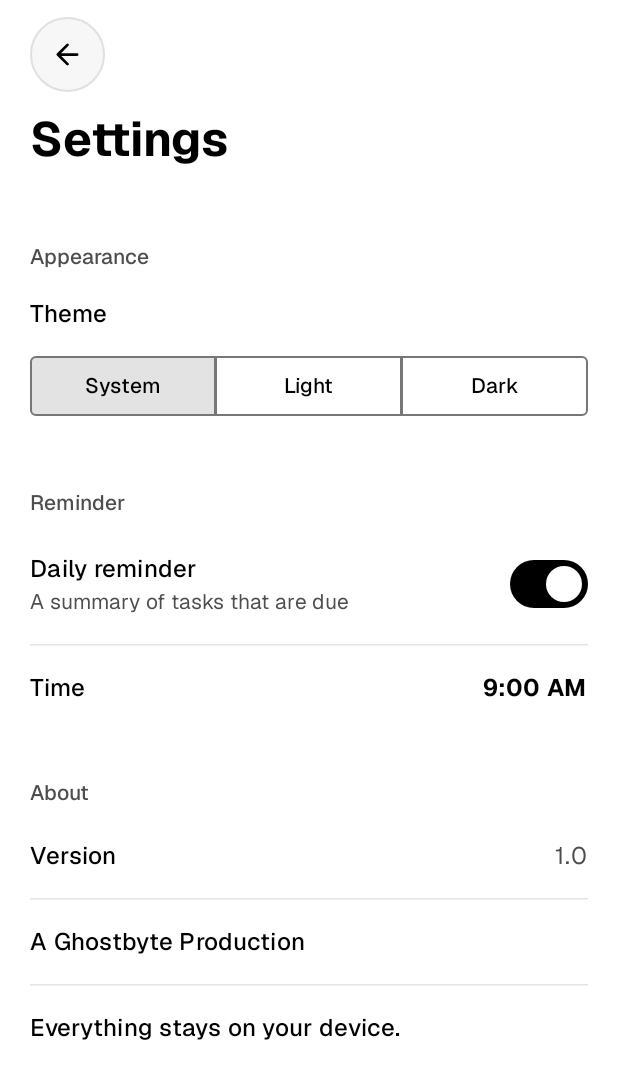
After one commit to daniebeler/now-and-again, an Android app built with Jetpack Compose: the SettingsScreen screen opened through its navigation route, on a phone screen of 412 x 824 dp. The commit adds this screen. Shown: the top 1079 px of the screen. Run offline under Robolectric (Android 15) with nearby library versions, the phone set to English and light mode, and no system bars; our stand-ins replace Room's generated code; libraries missing offline, so code that uses them is left out: androidx.glance, androidx.glance.appwidget, androidx.lifecycle.viewmodel; 2 statements that could not run were skipped.

Commit message:
Add settings screen

```diff
--- a/app/build.gradle.kts
+++ b/app/build.gradle.kts
@@ -33,6 +33,7 @@ android {
     }
     buildFeatures {
         compose = true
+        buildConfig = true
     }
 }
 
@@ -61,4 +62,6 @@ dependencies {
     implementation(libs.androidx.glance.material3)
 
     implementation(libs.androidx.work.runtime.ktx)
+
+    implementation(libs.androidx.navigation.compose)
 }
--- a/app/src/main/java/dev/ghostbyte/nowandagain/MainActivity.kt
+++ b/app/src/main/java/dev/ghostbyte/nowandagain/MainActivity.kt
@@ -9,26 +9,25 @@ import androidx.activity.enableEdgeToEdge
 import androidx.compose.foundation.isSystemInDarkTheme
 import androidx.compose.runtime.DisposableEffect
 import androidx.compose.runtime.getValue
-import androidx.compose.runtime.mutableStateOf
-import androidx.compose.runtime.remember
-import androidx.compose.runtime.setValue
-import dev.ghostbyte.nowandagain.ui.home.HomeScreen
+import androidx.lifecycle.compose.collectAsStateWithLifecycle
+import dev.ghostbyte.nowandagain.data.SettingsRepository
+import dev.ghostbyte.nowandagain.data.ThemeMode
+import dev.ghostbyte.nowandagain.ui.AppNavigation
 import dev.ghostbyte.nowandagain.ui.theme.NowAndAgainTheme
-import dev.ghostbyte.nowandagain.ui.theme.ThemePreference
 
 class MainActivity : ComponentActivity() {
     override fun onCreate(savedInstanceState: Bundle?) {
         super.onCreate(savedInstanceState)
-        val themePref = ThemePreference(
-            applicationContext
-        )
+        val repo = SettingsRepository.get(applicationContext)
 
         setContent {
-            var override by remember { mutableStateOf(themePref.load()) }
-            val dark = override ?: isSystemInDarkTheme()
+            val settings by repo.settings.collectAsStateWithLifecycle()
+            val dark = when (settings.themeMode) {
+                ThemeMode.System -> isSystemInDarkTheme()
+                ThemeMode.Light -> false
+                ThemeMode.Dark -> true
+            }
 
-            // Keeps status and navigation bar icons readable when the app theme
-            // differs from the system theme.
             DisposableEffect(dark) {
                 enableEdgeToEdge(
                     statusBarStyle = SystemBarStyle.auto(
@@ -41,15 +40,7 @@ class MainActivity : ComponentActivity() {
                 onDispose {}
             }
 
-            NowAndAgainTheme(darkTheme = dark) {
-                HomeScreen(
-                    darkTheme = dark,
-                    onToggleTheme = {
-                        override = !dark
-                        themePref.save(!dark)
-                    },
-                )
-            }
+            NowAndAgainTheme(darkTheme = dark) { AppNavigation() }
         }
     }
 }
--- /dev/null
+++ b/app/src/main/java/dev/ghostbyte/nowandagain/ui/AppNavigation.kt
@@ -0,0 +1,33 @@
+package dev.ghostbyte.nowandagain.ui
+
+import androidx.compose.animation.core.tween
+import androidx.compose.animation.fadeIn
+import androidx.compose.animation.fadeOut
+import androidx.compose.animation.slideInHorizontally
+import androidx.compose.animation.slideOutHorizontally
+import androidx.compose.foundation.background
+import androidx.compose.material3.MaterialTheme
+import androidx.compose.runtime.Composable
+import androidx.compose.ui.Modifier
+import androidx.navigation.compose.NavHost
+import androidx.navigation.compose.composable
+import androidx.navigation.compose.rememberNavController
+import dev.ghostbyte.nowandagain.ui.home.HomeScreen
+import dev.ghostbyte.nowandagain.ui.settings.SettingsScreen
+
+@Composable
+fun AppNavigation() {
+    val nav = rememberNavController()
+    NavHost(
+        navController = nav,
+        startDestination = "home",
+        modifier = Modifier.background(MaterialTheme.colorScheme.background),
+        enterTransition = { slideInHorizontally(tween(300)) { it / 3 } + fadeIn(tween(300)) },
+        exitTransition = { slideOutHorizontally(tween(300)) { -it / 3 } + fadeOut(tween(300)) },
+        popEnterTransition = { slideInHorizontally(tween(300)) { -it / 3 } + fadeIn(tween(300)) },
+        popExitTransition = { slideOutHorizontally(tween(300)) { it / 3 } + fadeOut(tween(300)) },
+    ) {
+        composable("home") { HomeScreen(onOpenSettings = { nav.navigate("settings") }) }
+        composable("settings") { SettingsScreen(onBack = { nav.popBackStack() }) }
+    }
+}
--- a/app/src/main/java/dev/ghostbyte/nowandagain/ui/home/HomeScreen.kt
+++ b/app/src/main/java/dev/ghostbyte/nowandagain/ui/home/HomeScreen.kt
@@ -118,8 +118,7 @@ import dev.ghostbyte.nowandagain.domain.dueLabel
 import dev.ghostbyte.nowandagain.domain.intervalLabel
 import dev.ghostbyte.nowandagain.domain.lastDoneLabel
 import dev.ghostbyte.nowandagain.ui.theme.AddTaskButton
-import dev.ghostbyte.nowandagain.ui.theme.AppLogo
-import dev.ghostbyte.nowandagain.ui.theme.ThemeToggleButton
+import dev.ghostbyte.nowandagain.ui.theme.SettingsButton
 import dev.ghostbyte.nowandagain.ui.theme.barColor
 import dev.ghostbyte.nowandagain.widget.WidgetPinner
 import kotlinx.coroutines.launch
@@ -135,7 +134,7 @@ private val FOOTER_MIN_HEIGHT = 200.dp
 
 @Composable
 fun HomeScreen(
-    darkTheme: Boolean, onToggleTheme: () -> Unit, vm: HomeViewModel = viewModel()
+    onOpenSettings: () -> Unit, vm: HomeViewModel = viewModel()
 ) {
     val state by vm.state.collectAsStateWithLifecycle()
     val snackbarHostState = remember { SnackbarHostState() }
@@ -325,7 +324,7 @@ fun HomeScreen(
                         verticalAlignment = Alignment.CenterVertically,
                     ) {
                         AddTaskButton(onClick = { sheetMode = SheetMode.Add })
-                        ThemeToggleButton(darkTheme = darkTheme, onClick = onToggleTheme)
+                        SettingsButton(onClick = onOpenSettings)
                     }
                 }
             }
--- /dev/null
+++ b/app/src/main/java/dev/ghostbyte/nowandagain/ui/settings/SettingsScreen.kt
@@ -0,0 +1,337 @@
+package dev.ghostbyte.nowandagain.ui.settings
+
+import android.Manifest
+import android.content.Context
+import android.content.Intent
+import android.content.pm.PackageManager
+import android.os.Build
+import android.provider.Settings
+import android.text.format.DateFormat
+import androidx.activity.compose.rememberLauncherForActivityResult
+import androidx.activity.result.contract.ActivityResultContracts
+import androidx.compose.foundation.clickable
+import androidx.compose.foundation.layout.Arrangement
+import androidx.compose.foundation.layout.Column
+import androidx.compose.foundation.layout.ColumnScope
+import androidx.compose.foundation.layout.Row
+import androidx.compose.foundation.layout.Spacer
+import androidx.compose.foundation.layout.fillMaxSize
+import androidx.compose.foundation.layout.fillMaxWidth
+import androidx.compose.foundation.layout.height
+import androidx.compose.foundation.layout.navigationBarsPadding
+import androidx.compose.foundation.layout.padding
+import androidx.compose.foundation.layout.size
+import androidx.compose.foundation.layout.statusBarsPadding
+import androidx.compose.foundation.rememberScrollState
+import androidx.compose.foundation.verticalScroll
+import androidx.compose.material3.AlertDialog
+import androidx.compose.material3.ExperimentalMaterial3Api
+import androidx.compose.material3.HorizontalDivider
+import androidx.compose.material3.Icon
+import androidx.compose.material3.MaterialTheme
+import androidx.compose.material3.SegmentedButton
+import androidx.compose.material3.SegmentedButtonDefaults
+import androidx.compose.material3.SingleChoiceSegmentedButtonRow
+import androidx.compose.material3.Switch
+import androidx.compose.material3.Text
+import androidx.compose.material3.TextButton
+import androidx.compose.material3.TimePicker
+import androidx.compose.material3.rememberTimePickerState
+import androidx.compose.runtime.Composable
+import androidx.compose.runtime.getValue
+import androidx.compose.runtime.mutableStateOf
+import androidx.compose.runtime.remember
+import androidx.compose.runtime.setValue
+import androidx.compose.ui.Alignment
+import androidx.compose.ui.Modifier
+import androidx.compose.ui.draw.alpha
+import androidx.compose.ui.platform.LocalContext
+import androidx.compose.ui.platform.LocalUriHandler
+import androidx.compose.ui.res.painterResource
+import androidx.compose.ui.res.stringResource
+import androidx.compose.ui.semantics.heading
+import androidx.compose.ui.semantics.semantics
+import androidx.compose.ui.text.font.FontWeight
+import androidx.compose.ui.unit.dp
+import androidx.core.app.NotificationManagerCompat
+import androidx.core.content.ContextCompat
+import androidx.lifecycle.compose.LifecycleResumeEffect
+import androidx.lifecycle.compose.collectAsStateWithLifecycle
+import androidx.work.ExistingWorkPolicy
+import dev.ghostbyte.nowandagain.BuildConfig
+import dev.ghostbyte.nowandagain.R
+import dev.ghostbyte.nowandagain.data.SettingsRepository
+import dev.ghostbyte.nowandagain.data.ThemeMode
+import dev.ghostbyte.nowandagain.notifications.ReminderScheduler
+import dev.ghostbyte.nowandagain.ui.theme.TopBarButton
+import java.time.LocalTime
+import java.time.format.DateTimeFormatter
+import java.time.format.FormatStyle
+
+@Composable
+fun SettingsScreen(onBack: () -> Unit) {
+    val context = LocalContext.current
+    val uriHandler = LocalUriHandler.current
+    val websiteUrl = stringResource(R.string.website_url)
+    val repo = remember { SettingsRepository.get(context.applicationContext) }
+    val settings by repo.settings.collectAsStateWithLifecycle()
+    var showTimePicker by remember { mutableStateOf(false) }
+
+    // Notification state: refreshed when returning from the system settings
+    var notificationsAllowed by remember {
+        mutableStateOf(NotificationManagerCompat.from(context).areNotificationsEnabled())
+    }
+    LifecycleResumeEffect(Unit) {
+        notificationsAllowed = NotificationManagerCompat.from(context).areNotificationsEnabled()
+        onPauseOrDispose {}
+    }
+    val permissionLauncher = rememberLauncherForActivityResult(
+        ActivityResultContracts.RequestPermission()
+    ) {
+        notificationsAllowed = NotificationManagerCompat.from(context).areNotificationsEnabled()
+    }
+
+    Column(
+        Modifier
+            .fillMaxSize()
+            .statusBarsPadding()
+            .verticalScroll(rememberScrollState()),
+    ) {
+        Row(
+            modifier = Modifier
+                .fillMaxWidth()
+                .height(72.dp)
+                .padding(horizontal = 20.dp),
+            verticalAlignment = Alignment.CenterVertically,
+        ) {
+            TopBarButton(onClick = onBack) {
+                Icon(
+                    painter = painterResource(R.drawable.ic_back),
+                    contentDescription = stringResource(R.string.cd_back),
+                    modifier = Modifier.size(22.dp),
+                )
+            }
+        }
+        Text(
+            stringResource(R.string.settings_title),
+            style = MaterialTheme.typography.headlineLarge,
+            fontWeight = FontWeight.Bold,
+            modifier = Modifier
+                .padding(horizontal = 20.dp)
+                .padding(bottom = 16.dp)
+                .semantics { heading() },
+        )
+
+        // Appearance
+        SectionLabel(stringResource(R.string.section_appearance))
+        Column(Modifier.padding(horizontal = 20.dp, vertical = 12.dp)) {
+            Text(
+                stringResource(R.string.setting_theme),
+                style = MaterialTheme.typography.titleMedium,
+            )
+            Spacer(Modifier.height(12.dp))
+            val modes = listOf(
+                ThemeMode.System to R.string.theme_system,
+                ThemeMode.Light to R.string.theme_light,
+                ThemeMode.Dark to R.string.theme_dark,
+            )
+            SingleChoiceSegmentedButtonRow(Modifier.fillMaxWidth()) {
+                modes.forEachIndexed { index, (mode, label) ->
+                    SegmentedButton(
+                        selected = settings.themeMode == mode,
+                        onClick = { repo.setThemeMode(mode) },
+                        shape = SegmentedButtonDefaults.itemShape(
+                            index = index,
+                            count = modes.size,
+                            baseShape = MaterialTheme.shapes.small,
+                        ),
+                        icon = {},
+                    ) { Text(stringResource(label)) }
+                }
+            }
+        }
+
+        // Reminder
+        SectionLabel(stringResource(R.string.section_reminder))
+        SettingsRow(
+            title = stringResource(R.string.setting_reminder),
+            subtitle = stringResource(R.string.setting_reminder_desc),
+            onClick = { toggleReminder(context, repo, !settings.reminderEnabled, permissionLauncher::launch) },
+            trailing = {
+                Switch(
+                    checked = settings.reminderEnabled,
+                    onCheckedChange = { toggleReminder(context, repo, it, permissionLauncher::launch) },
+                )
+            },
+        )
+        RowDivider()
+        SettingsRow(
+            title = stringResource(R.string.setting_reminder_time),
+            enabled = settings.reminderEnabled,
+            onClick = { showTimePicker = true },
+            trailing = {
+                Text(
+                    LocalTime.of(settings.reminderHour, settings.reminderMinute)
+                        .format(DateTimeFormatter.ofLocalizedTime(FormatStyle.SHORT)),
+                    style = MaterialTheme.typography.titleMedium,
+                    fontWeight = FontWeight.Bold,
+                )
+            },
+        )
+        if (settings.reminderEnabled && !notificationsAllowed) {
+            RowDivider()
+            SettingsRow(
+                title = stringResource(R.string.notifications_blocked),
+                onClick = { openNotificationSettings(context) },
+                trailing = {
+                    Text(
+                        stringResource(R.string.notifications_open_settings),
+                        style = MaterialTheme.typography.labelLarge,
+                        fontWeight = FontWeight.Bold,
+                    )
+                },
+            )
+        }
+
+        // About
+        SectionLabel(stringResource(R.string.section_about))
+        SettingsRow(
+            title = stringResource(R.string.setting_version),
+            trailing = {
+                Text(
+                    BuildConfig.VERSION_NAME,
+                    style = MaterialTheme.typography.bodyLarge,
+                    color = MaterialTheme.colorScheme.onSurfaceVariant,
+                )
+            },
+        )
+        RowDivider()
+        SettingsRow(
+            title = stringResource(R.string.footer_credit),
+            onClick = { runCatching { uriHandler.openUri(websiteUrl) } },
+        )
+        RowDivider()
+        SettingsRow(title = stringResource(R.string.privacy_note))
+
+        Spacer(Modifier.navigationBarsPadding().height(32.dp))
+    }
+
+    if (showTimePicker) {
+        ReminderTimeDialog(
+            initialHour = settings.reminderHour,
+            initialMinute = settings.reminderMinute,
+            onConfirm = { hour, minute ->
+                repo.setReminderTime(hour, minute)
+                ReminderScheduler.schedule(context, ExistingWorkPolicy.REPLACE)
+                showTimePicker = false
+            },
+            onDismiss = { showTimePicker = false },
+        )
+    }
+}
+
+private fun toggleReminder(
+    context: Context,
+    repo: SettingsRepository,
+    enabled: Boolean,
+    requestPermission: (String) -> Unit,
+) {
+    repo.setReminderEnabled(enabled)
+    if (enabled &&
+        Build.VERSION.SDK_INT >= 33 &&
+        ContextCompat.checkSelfPermission(context, Manifest.permission.POST_NOTIFICATIONS)
+        != PackageManager.PERMISSION_GRANTED
+    ) {
+        requestPermission(Manifest.permission.POST_NOTIFICATIONS)
+    }
+}
+
+private fun openNotificationSettings(context: Context) {
+    context.startActivity(
+        Intent(Settings.ACTION_APP_NOTIFICATION_SETTINGS)
+            .putExtra(Settings.EXTRA_APP_PACKAGE, context.packageName)
+            .addFlags(Intent.FLAG_ACTIVITY_NEW_TASK)
+    )
+}
+
+@Composable
+private fun SectionLabel(text: String) {
+    Text(
+        text,
+        style = MaterialTheme.typography.labelLarge,
+        color = MaterialTheme.colorScheme.onSurfaceVariant,
+        modifier = Modifier.padding(start = 20.dp, end = 20.dp, top = 32.dp, bottom = 4.dp),
+    )
+}
+
+@Composable
+private fun RowDivider() {
+    HorizontalDivider(
+        modifier = Modifier.padding(horizontal = 20.dp),
+        thickness = 1.dp,
+        color = MaterialTheme.colorScheme.outlineVariant.copy(alpha = 0.5f),
+    )
+}
+
+@Composable
+private fun SettingsRow(
+    title: String,
+    modifier: Modifier = Modifier,
+    subtitle: String? = null,
+    enabled: Boolean = true,
+    onClick: (() -> Unit)? = null,
+    trailing: @Composable () -> Unit = {},
+) {
+    Row(
+        modifier = modifier
+            .fillMaxWidth()
+            .alpha(if (enabled) 1f else 0.4f)
+            .then(
+                if (onClick != null) Modifier.clickable(enabled = enabled, onClick = onClick)
+                else Modifier
+            )
+            .padding(horizontal = 20.dp, vertical = 16.dp),
+        verticalAlignment = Alignment.CenterVertically,
+        horizontalArrangement = Arrangement.spacedBy(16.dp),
+    ) {
+        Column(Modifier.weight(1f)) {
+            Text(title, style = MaterialTheme.typography.titleMedium)
+            if (subtitle != null) {
+                Text(
+                    subtitle,
+                    style = MaterialTheme.typography.bodyMedium,
+                    color = MaterialTheme.colorScheme.onSurfaceVariant,
+                )
+            }
+        }
+        trailing()
+    }
+}
+
+@OptIn(ExperimentalMaterial3Api::class)
+@Composable
+private fun ReminderTimeDialog(
+    initialHour: Int,
+    initialMinute: Int,
+    onConfirm: (Int, Int) -> Unit,
+    onDismiss: () -> Unit,
+) {
+    val context = LocalContext.current
+    val state = rememberTimePickerState(
+        initialHour = initialHour,
+        initialMinute = initialMinute,
+        is24Hour = DateFormat.is24HourFormat(context),
+    )
+    AlertDialog(
+        onDismissRequest = onDismiss,
+        confirmButton = {
+            TextButton(onClick = { onConfirm(state.hour, state.minute) }) {
+                Text(stringResource(R.string.action_ok))
+            }
+        },
+        dismissButton = {
+            TextButton(onClick = onDismiss) { Text(stringResource(R.string.action_cancel)) }
+        },
+        text = { TimePicker(state = state) },
+    )
+}
--- a/app/src/main/java/dev/ghostbyte/nowandagain/ui/theme/ThemeToggleButton.kt
+++ b/app/src/main/java/dev/ghostbyte/nowandagain/ui/theme/ThemeToggleButton.kt
@@ -11,21 +11,13 @@ import androidx.compose.ui.unit.dp
 import dev.ghostbyte.nowandagain.R
 
 @Composable
-fun ThemeToggleButton(
-    darkTheme: Boolean,
-    onClick: () -> Unit,
-    modifier: Modifier = Modifier,
-) {
+fun SettingsButton(onClick: () -> Unit, modifier: Modifier = Modifier) {
     TopBarButton(onClick = onClick, modifier = modifier) {
-        Crossfade(targetState = darkTheme, label = "themeIcon") { dark ->
-            Icon(
-                painter = painterResource(if (dark) R.drawable.ic_moon else R.drawable.ic_sun),
-                contentDescription = stringResource(
-                    if (dark) R.string.cd_switch_to_light else R.string.cd_switch_to_dark
-                ),
-                modifier = Modifier.size(22.dp),
-            )
-        }
+        Icon(
+            painter = painterResource(R.drawable.ic_settings),
+            contentDescription = stringResource(R.string.cd_open_settings),
+            modifier = Modifier.size(22.dp),
+        )
     }
 }
 
--- /dev/null
+++ b/app/src/main/res/drawable/ic_back.xml
@@ -0,0 +1,12 @@
+<vector xmlns:android="http://schemas.android.com/apk/res/android"
+    android:width="24dp"
+    android:height="24dp"
+    android:viewportWidth="24"
+    android:viewportHeight="24">
+    <path
+        android:pathData="M19 12H5M12 19l-7-7 7-7"
+        android:strokeColor="#000000"
+        android:strokeWidth="2"
+        android:strokeLineCap="round"
+        android:strokeLineJoin="round" />
+</vector>
--- /dev/null
+++ b/app/src/main/res/drawable/ic_settings.xml
@@ -0,0 +1,12 @@
+<vector xmlns:android="http://schemas.android.com/apk/res/android"
+    android:width="24dp"
+    android:height="24dp"
+    android:viewportWidth="24"
+    android:viewportHeight="24">
+    <path
+        android:pathData="M21 4h-7M10 4H3M21 12h-9M8 12H3M21 20h-5M12 20H3M14 2v4M8 10v4M16 18v4"
+        android:strokeColor="#000000"
+        android:strokeWidth="2"
+        android:strokeLineCap="round"
+        android:strokeLineJoin="round" />
+</vector>
--- a/app/src/main/res/values/strings.xml
+++ b/app/src/main/res/values/strings.xml
@@ -67,4 +67,24 @@
     <string name="widget_hint_manual">Long-press your home screen, choose Widgets and look for %1$s.</string>
     <string name="widget_hint_action">Add widget</string>
     <string name="widget_hint_close">Hide hint</string>
+
+    <string name="settings_title">Settings</string>
+    <string name="cd_open_settings">Open settings</string>
+    <string name="cd_back">Back</string>
+    <string name="section_appearance">Appearance</string>
+    <string name="setting_theme">Theme</string>
+    <string name="theme_system">System</string>
+    <string name="theme_light">Light</string>
+    <string name="theme_dark">Dark</string>
+    <string name="section_reminder">Reminder</string>
+    <string name="setting_reminder">Daily reminder</string>
+    <string name="setting_reminder_desc">A summary of tasks that are due</string>
+    <string name="setting_reminder_time">Time</string>
+    <string name="notifications_blocked">Notifications are turned off for this app.</string>
+    <string name="notifications_open_settings">Open settings</string>
+    <string name="section_about">About</string>
+    <string name="setting_version">Version</string>
+    <string name="privacy_note">Everything stays on your device.</string>
+    <string name="action_ok">OK</string>
+    <string name="action_cancel">Cancel</string>
 </resources>
--- a/gradle/libs.versions.toml
+++ b/gradle/libs.versions.toml
@@ -12,6 +12,8 @@ room = "2.8.5"
 ksp = "2.3.6"
 
 work = "2.12.0"
+
+navigation = "2.9.0"
 
 [libraries]
 androidx-core-ktx = { group = "androidx.core", name = "core-ktx", version.ref = "coreKtx" }
@@ -35,6 +37,8 @@ androidx-glance-material3 = { group = "androidx.glance", name = "glance-material
 
 androidx-work-runtime-ktx = { group = "androidx.work", name = "work-runtime-ktx", version.ref = "work" }
 
+androidx-navigation-compose = { group = "androidx.navigation", name = "navigation-compose", version.ref = "navigation" }
+
 [plugins]
 android-application = { id = "com.android.application", version.ref = "agp" }
 kotlin-compose = { id = "org.jetbrains.kotlin.plugin.compose", version.ref = "kotlin" }
```
Also changed, not shown: app/src/main/java/dev/ghostbyte/nowandagain/data/SettingsRepository.kt (added, +69 -0 lines), app/src/main/java/dev/ghostbyte/nowandagain/notifications/DailyReminderWorker.kt (+11 -6 lines), app/src/main/java/dev/ghostbyte/nowandagain/notifications/ReminderScheduler.kt (+12 -9 lines), app/src/main/java/dev/ghostbyte/nowandagain/ui/theme/ThemePreference.kt (deleted, +0 -15 lines), 1 other file.
